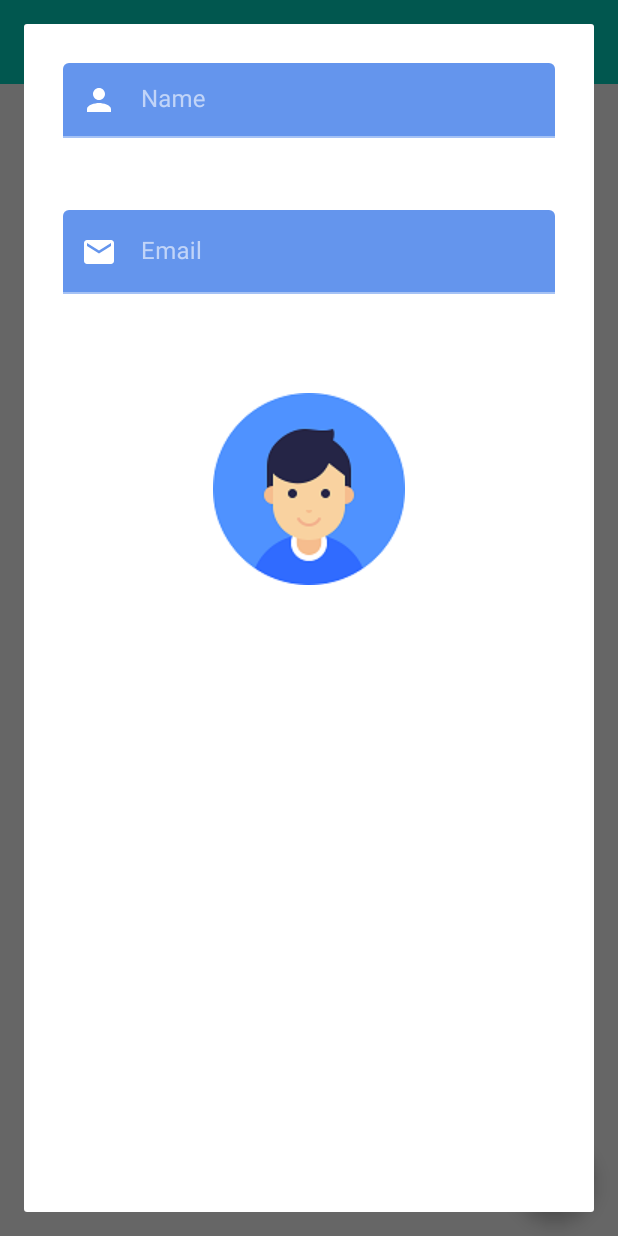
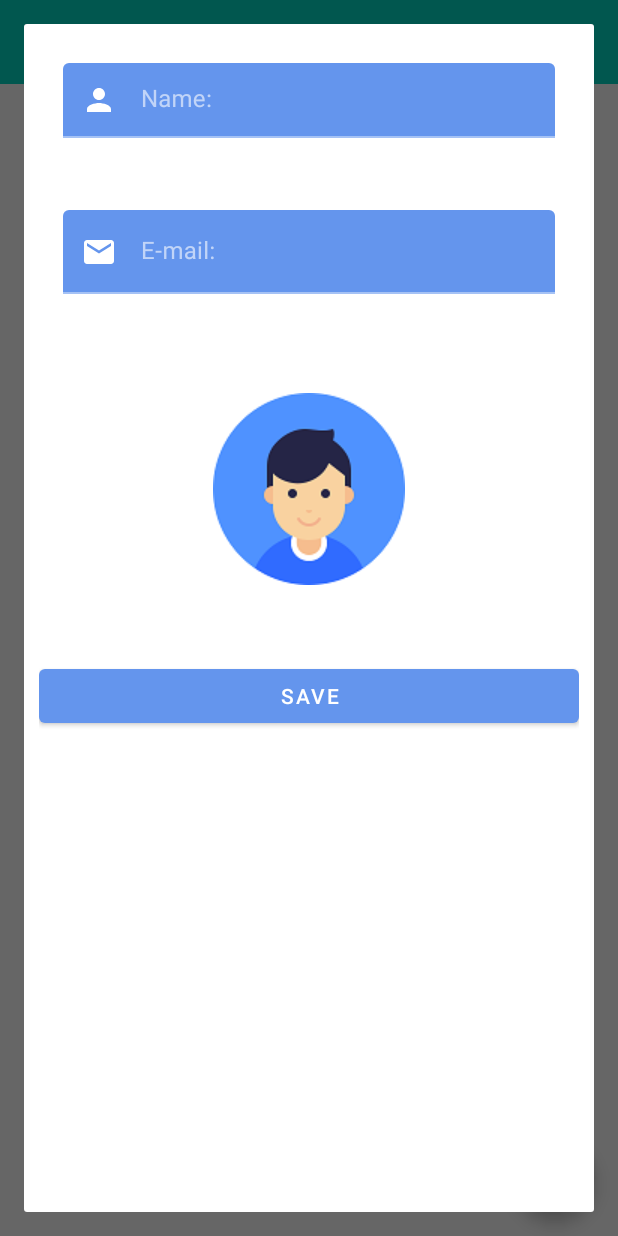
Before and after one commit to LucioDarcon/AndroidKTX-ROOM_DB-LIVE-DATA, an Android app: the screen it shows after launch (MainActivity), after a tap on an icon or button, on a phone screen of 412 x 824 dp. Run offline under Robolectric (Android 15) with nearby library versions, the phone set to English and light mode, and no system bars; our stand-ins replace Room's generated code, data binding; libraries missing offline, so code that uses them is left out: java.security.acl.

Commit message:
Create dialog and User repository
Signed-off-by: Lucio Darcon <luciiodarcon@gmail.com>

```diff
--- a/app/src/main/java/com/example/androidktx/data/model/User.kt
+++ b/app/src/main/java/com/example/androidktx/data/model/User.kt
@@ -1,4 +1,5 @@
 package com.example.androidktx.data.model
 
-data class User(val name: String? = null,
+data class User(val id: Long?      = null,
+                val name: String?  = null,
                 val email: String? = null)
--- a/app/src/main/java/com/example/androidktx/data/repository/UserRepositoryMock.kt
+++ /dev/null
@@ -1,23 +0,0 @@
-package com.example.androidktx.data.repository
-
-import com.example.androidktx.data.model.User
-import kotlinx.coroutines.Dispatchers
-import kotlinx.coroutines.delay
-import kotlinx.coroutines.flow.Flow
-import kotlinx.coroutines.flow.flow
-import kotlinx.coroutines.withContext
-
-class UserRepositoryMock {
-
-    private val listUser = listOf<User>(
-        User("Davi", "Davi@gmai.com"),
-        User("Lucas", "Lucas@gmai.com"),
-        User("Matos", "Matos@gmai.com"),
-        User("João", "João@gmai.com")
-    )
-
-    suspend fun getListUsers(): Flow<List<User>> = withContext(Dispatchers.IO) {
-        flow { this.emit(listUser) }
-    }
-
-}
--- a/app/src/main/java/com/example/androidktx/ui/activities/MainActivity.kt
+++ b/app/src/main/java/com/example/androidktx/ui/activities/MainActivity.kt
@@ -7,6 +7,7 @@ import androidx.appcompat.app.AppCompatActivity
 import com.example.androidktx.R
 import com.example.androidktx.ui.dialogs.UserDialog
 import com.example.androidktx.ui.fragments.MainFragment
+import com.example.core.provider.Providers.provideDataBase
 import kotlinx.android.synthetic.main.activity_main.*
 
 class MainActivity : AppCompatActivity() {
@@ -22,9 +23,16 @@ class MainActivity : AppCompatActivity() {
                 .commitNow()
         }
 
-        activity_main_float_action_button.setOnClickListener {
-            val mDialog = UserDialog(this)
-            mDialog.show()
+        provideDataBase(applicationContext)
+    }
+
+    override fun onBackPressed() {
+        val count = supportFragmentManager.backStackEntryCount;
+
+        if (count == 0) {
+            super.onBackPressed()
+        } else {
+            supportFragmentManager.popBackStack()
         }
     }
 
--- a/app/src/main/java/com/example/androidktx/ui/dialogs/UserDialog.kt
+++ b/app/src/main/java/com/example/androidktx/ui/dialogs/UserDialog.kt
@@ -5,13 +5,25 @@ import android.content.Context
 import android.os.Bundle
 import android.view.LayoutInflater
 import android.widget.FrameLayout
+import android.widget.Toast
 import androidx.databinding.DataBindingUtil
+import androidx.lifecycle.Observer
+import androidx.lifecycle.ViewModelProvider
+import androidx.lifecycle.lifecycleScope
 import com.example.androidktx.R
+import com.example.androidktx.data.model.User
 import com.example.androidktx.databinding.UserDialogBinding
+import com.example.androidktx.ui.fragments.MainFragment
+import com.example.androidktx.viewmodels.UserViewModel
+import com.example.core.datasource.UserLocalRepository
+import com.example.core.provider.Providers
+import kotlinx.coroutines.launch
 
-class UserDialog(context: Context) : Dialog(context) {
+class UserDialog(context: Context, view: UserDialogContract) : Dialog(context) {
 
     private lateinit var mDialog: UserDialogBinding
+    private var mUserViewModel: UserViewModel? = null
+    private var mView = view
 
     override fun onCreate(savedInstanceState: Bundle?) {
         super.onCreate(savedInstanceState)
@@ -23,7 +35,32 @@ class UserDialog(context: Context) : Dialog(context) {
             false
         )
         setContentView(mDialog.root)
-        this.window?.setLayout(FrameLayout.LayoutParams.MATCH_PARENT, FrameLayout.LayoutParams.MATCH_PARENT);
+        this.window?.setLayout(
+            FrameLayout.LayoutParams.MATCH_PARENT,
+            FrameLayout.LayoutParams.MATCH_PARENT
+        )
+
+        mDialog.userDialogSaveUserButton.setOnClickListener {
+            createUser(User(name = mDialog.userDialogNameEditText.text.toString(),
+                            email = mDialog.userDialogEmailEditText.text.toString()))
+            this.dismiss()
+        }
+    }
+
+    private fun createUser(user: User) {
+        mUserViewModel = ViewModelProvider(
+            mView.getOwner(), UserViewModel.UserViewModelFactory(UserLocalRepository(Providers.provideUserDao(context)))
+        ).get(UserViewModel::class.java)
+
+        mView.getLifecycleScoop().launch {
+            mUserViewModel?.createUser(user)
+
+            mUserViewModel?.usersLiveData?.observe(mView.getViewLifecycle(), Observer { user ->
+                mView.getSupportFragmentManager()?.beginTransaction()
+                    ?.replace(R.id.container, MainFragment.newInstance())
+                    ?.commitNow()
+            })
+        }
     }
 
 
--- /dev/null
+++ b/app/src/main/java/com/example/androidktx/ui/dialogs/UserDialogContract.kt
@@ -0,0 +1,21 @@
+package com.example.androidktx.ui.dialogs
+
+import androidx.annotation.AnyThread
+import androidx.fragment.app.FragmentManager
+import androidx.lifecycle.LifecycleCoroutineScope
+import androidx.lifecycle.LifecycleOwner
+import androidx.lifecycle.ViewModelStore
+import androidx.lifecycle.ViewModelStoreOwner
+import java.security.acl.Owner
+
+interface UserDialogContract {
+
+    fun getViewLifecycle() : LifecycleOwner
+
+    fun getOwner(): ViewModelStore
+
+    fun getLifecycleScoop() : LifecycleCoroutineScope
+
+    fun getSupportFragmentManager(): FragmentManager?
+
+}
--- a/app/src/main/java/com/example/androidktx/ui/fragments/MainFragment.kt
+++ b/app/src/main/java/com/example/androidktx/ui/fragments/MainFragment.kt
@@ -6,18 +6,21 @@ import android.view.View
 import android.view.ViewGroup
 import androidx.databinding.DataBindingUtil
 import androidx.fragment.app.Fragment
-import androidx.lifecycle.Observer
-import androidx.lifecycle.ViewModelProvider
-import androidx.lifecycle.lifecycleScope
+import androidx.fragment.app.FragmentManager
+import androidx.lifecycle.*
 import androidx.recyclerview.widget.LinearLayoutManager
 import com.example.androidktx.R
-import com.example.androidktx.data.repository.UserRepositoryMock
 import com.example.androidktx.databinding.MainFragmentBinding
 import com.example.androidktx.ui.adapters.UserAdapter
+import com.example.androidktx.ui.dialogs.UserDialog
+import com.example.androidktx.ui.dialogs.UserDialogContract
 import com.example.androidktx.viewmodels.UserViewModel
+import com.example.core.datasource.UserLocalRepository
+import com.example.core.provider.Providers
 import kotlinx.coroutines.launch
+import java.security.acl.Owner
 
-class MainFragment : Fragment() {
+class MainFragment : Fragment(), UserDialogContract {
 
     private var mUserAdapter                   = UserAdapter()
     private var mUserViewModel: UserViewModel? = null
@@ -44,6 +47,11 @@ class MainFragment : Fragment() {
 
         initAdapter()
 
+        mView?.activityMainFloatActionButton?.setOnClickListener {
+            val mDialog = context?.let { it1 -> UserDialog(it1, this) }
+            mDialog?.show()
+        }
+
         return mView?.root
     }
 
@@ -60,11 +68,11 @@ class MainFragment : Fragment() {
     private fun getData() {
         mUserViewModel = ViewModelProvider(
             this, UserViewModel
-                .UserViewModelFactory(UserRepositoryMock())
+                .UserViewModelFactory(UserLocalRepository(Providers.provideUserDao(context)))
         ).get(UserViewModel::class.java)
 
         lifecycleScope.launch {
-            mUserViewModel?.getMockUsers()
+            mUserViewModel?.getUsers()
 
             mUserViewModel?.usersLiveData?.observe(viewLifecycleOwner, Observer { users ->
                 mUserAdapter.submitList(users)
@@ -72,4 +80,22 @@ class MainFragment : Fragment() {
         }
     }
 
+
+    override fun getSupportFragmentManager(): FragmentManager? {
+        return activity?.supportFragmentManager
+    }
+
+    override fun getLifecycleScoop(): LifecycleCoroutineScope {
+        return lifecycleScope
+    }
+
+    override fun getOwner(): ViewModelStore {
+        return viewModelStore
+    }
+
+    override fun getViewLifecycle(): LifecycleOwner {
+        return viewLifecycleOwner
+    }
+
+
 }
--- a/app/src/main/java/com/example/androidktx/viewmodels/UserViewModel.kt
+++ b/app/src/main/java/com/example/androidktx/viewmodels/UserViewModel.kt
@@ -3,25 +3,38 @@ package com.example.androidktx.viewmodels
 import androidx.lifecycle.MutableLiveData
 import androidx.lifecycle.ViewModel
 import androidx.lifecycle.ViewModelProvider
+import com.example.androidktx.converter.UserConverter
+import com.example.androidktx.converter.UserConverter.converterUserEntityToDomain
+import com.example.androidktx.converter.UserConverter.converterUserToEntity
 import com.example.androidktx.data.model.User
-import com.example.androidktx.data.repository.UserRepositoryMock
-import kotlinx.coroutines.flow.Flow
+import com.example.core.datasource.UserLocalRepository
 import kotlinx.coroutines.flow.collect
 
-class UserViewModel(private val userRepositoryMock: UserRepositoryMock) : ViewModel() {
+class UserViewModel(private val userLocalRepository: UserLocalRepository) : ViewModel() {
 
     var usersLiveData = MutableLiveData<List<User>>()
+    var userCreated   = MutableLiveData<User>()
 
-    suspend fun getMockUsers() {
-        userRepositoryMock.getListUsers().collect { listUsers ->
-            usersLiveData.value = listUsers
+    suspend fun getUsers() {
+        userLocalRepository.getUsers().collect { listUsers ->
+            val users: ArrayList<User> = arrayListOf()
+            listUsers?.forEach { userEntity ->
+                users.add(UserConverter.converterUserEntityToDomain(userEntity))
+            }
+            usersLiveData.value = users
         }
     }
 
-    class UserViewModelFactory(private val userRepositoryMock: UserRepositoryMock) : ViewModelProvider.Factory {
+    suspend fun createUser(user: User) {
+        userLocalRepository.createUser(converterUserToEntity(user)).collect { userEntity ->
+            userCreated.value = user
+        }
+    }
+
+    class UserViewModelFactory(private val userLocalRepository: UserLocalRepository) : ViewModelProvider.Factory {
 
         override fun <T : ViewModel?> create(modelClass: Class<T>): T {
-            return UserViewModel(userRepositoryMock) as T
+            return UserViewModel(userLocalRepository) as T
         }
 
     }
--- a/app/src/main/res/layout/activity_main.xml
+++ b/app/src/main/res/layout/activity_main.xml
@@ -24,15 +24,7 @@
             android:layout_width="match_parent"
             android:layout_height="match_parent" />
 
-        <com.google.android.material.floatingactionbutton.FloatingActionButton
-            android:id="@+id/activity_main_float_action_button"
-            style="@style/Widget.MaterialComponents.FloatingActionButton"
-            android:layout_width="wrap_content"
-            android:layout_height="wrap_content"
-            android:layout_margin="16dp"
-            android:src="@drawable/ic_baseline_add_24"
-            app:layout_constraintBottom_toBottomOf="parent"
-            app:layout_constraintEnd_toEndOf="parent" />
+
 
     </androidx.constraintlayout.widget.ConstraintLayout>
 
--- a/app/src/main/res/layout/main_fragment.xml
+++ b/app/src/main/res/layout/main_fragment.xml
@@ -18,6 +18,16 @@
             app:layout_constraintStart_toStartOf="parent"
             app:layout_constraintTop_toTopOf="parent" />
 
+        <com.google.android.material.floatingactionbutton.FloatingActionButton
+            android:id="@+id/activity_main_float_action_button"
+            style="@style/Widget.MaterialComponents.FloatingActionButton"
+            android:layout_width="wrap_content"
+            android:layout_height="wrap_content"
+            android:layout_margin="16dp"
+            android:src="@drawable/ic_baseline_add_24"
+            app:layout_constraintBottom_toBottomOf="parent"
+            app:layout_constraintEnd_toEndOf="parent" />
+
     </androidx.constraintlayout.widget.ConstraintLayout>
 
 </layout>
--- a/app/src/main/res/layout/user_dialog.xml
+++ b/app/src/main/res/layout/user_dialog.xml
@@ -4,26 +4,26 @@
 
     <LinearLayout
         android:layout_width="match_parent"
-        android:layout_height="wrap_content"
+        android:layout_height="match_parent"
         android:layout_margin="16dp"
-        android:padding="10dp"
+        android:background="@color/white"
         android:focusableInTouchMode="true"
-        android:background="@color/white"
-        android:orientation="vertical">
+        android:orientation="vertical"
+        android:padding="10dp">
 
         <com.google.android.material.textfield.TextInputLayout
             android:layout_width="match_parent"
             android:layout_height="50dp"
-            android:hint="Name"
-            app:startIconTint="@color/white"
+            android:layout_margin="16dp"
+            android:hint="@string/name"
             app:boxBackgroundColor="@color/CornflowerBlue"
             app:endIconMode="clear_text"
             app:startIconContentDescription="You name"
             app:startIconDrawable="@drawable/ic_baseline_person_24"
-            android:layout_margin="16dp">
+            app:startIconTint="@color/white">
 
             <com.google.android.material.textfield.TextInputEditText
-                android:id="@+id/user_dialog_name"
+                android:id="@+id/user_dialog_name_edit_text"
                 android:layout_width="match_parent"
                 android:layout_height="wrap_content" />
 
@@ -32,18 +32,19 @@
         <com.google.android.material.textfield.TextInputLayout
             android:layout_width="match_parent"
             android:layout_height="wrap_content"
+            android:layout_margin="16dp"
+            android:hint="@string/e_mail"
+            app:boxBackgroundColor="@color/CornflowerBlue"
+            app:endIconMode="clear_text"
             app:startIconContentDescription="You email"
-            android:hint="Email"
-            app:boxBackgroundColor="@color/CornflowerBlue"
-            app:startIconTint="@color/white"
-            app:endIconMode="clear_text"
             app:startIconDrawable="@drawable/ic_baseline_email_24"
-            android:layout_margin="16dp">
+            app:startIconTint="@color/white">
 
             <com.google.android.material.textfield.TextInputEditText
-                android:id="@+id/user_dialog_email"
+                android:id="@+id/user_dialog_email_edit_text"
                 android:layout_width="match_parent"
                 android:layout_height="wrap_content"
+                android:imeOptions="actionSend"
                 android:layout_marginTop="16dp" />
 
         </com.google.android.material.textfield.TextInputLayout>
@@ -53,7 +54,16 @@
             android:layout_height="wrap_content"
             android:layout_gravity="center"
             android:layout_marginTop="50dp"
-            android:src="@drawable/user"/>
+            android:src="@drawable/user" />
+
+        <com.google.android.material.button.MaterialButton
+            android:id="@+id/user_dialog_save_user_button"
+            android:layout_width="match_parent"
+            android:layout_height="wrap_content"
+            app:backgroundTint="@color/CornflowerBlue"
+            android:layout_marginTop="50dp"
+            android:text="@string/save"
+            android:textColor="@color/white" />
 
     </LinearLayout>
 
--- a/app/src/main/res/values/strings.xml
+++ b/app/src/main/res/values/strings.xml
@@ -3,4 +3,5 @@
     <string name="add">Add</string>
     <string name="name">Name:</string>
     <string name="e_mail">E-mail:</string>
+    <string name="save">Save</string>
 </resources>
--- a/core/build.gradle
+++ b/core/build.gradle
@@ -48,6 +48,9 @@ dependencies {
     androidTestImplementation 'androidx.test.espresso:espresso-core:3.3.0'
     annotationProcessor 'androidx.room:room-compiler:2.2.6'
 
+    implementation "androidx.room:room-ktx:$room_version"
+    kapt "androidx.room:room-compiler:$room_version"
+
     implementation "androidx.room:room-runtime:$room_version"
     implementation "androidx.lifecycle:lifecycle-viewmodel-ktx:$lifecycle_version"
 }
--- a/core/src/main/java/com/example/core/database/Database.kt
+++ b/core/src/main/java/com/example/core/database/KTMDatabase.kt
@@ -1,33 +1,37 @@
 package com.example.core.database
 
 import android.content.Context
+import androidx.room.Database
 import androidx.room.Room
 import androidx.room.RoomDatabase
-import com.example.core.database.Database.Companion.VERSION
+import com.example.core.dao.UserDao
+import com.example.core.database.KTMDatabase.Companion.VERSION
 import com.example.core.entities.UserEntity
 
-@androidx.room.Database(
+@Database(
     version      = VERSION,
     entities     = [UserEntity::class],
     exportSchema = false
 )
-abstract class Database : RoomDatabase() {
+abstract class KTMDatabase : RoomDatabase() {
+
+    abstract fun userDao(): UserDao
 
     companion object {
 
         const val VERSION = 1
 
         @Volatile
-        private var INSTANCE: Database? = null
+        private var INSTANCE: KTMDatabase? = null
 
         @JvmStatic
-        fun getInstance(applicationContext: Context): Database {
+        fun getInstance(applicationContext: Context): KTMDatabase {
             synchronized(this) {
                 return INSTANCE ?: Room
                     .databaseBuilder(
                         applicationContext,
-                        Database::class.java,
-                        "androidktp"
+                        KTMDatabase::class.java,
+                        "newsdadw"
                     ).fallbackToDestructiveMigration().build()
                     .also { INSTANCE = it }
             }
--- /dev/null
+++ b/core/src/main/java/com/example/core/datasource/UserLocalRepository.kt
@@ -0,0 +1,15 @@
+package com.example.core.datasource
+
+import com.example.core.dao.UserDao
+import com.example.core.entities.UserEntity
+import kotlinx.coroutines.flow.Flow
+import kotlinx.coroutines.flow.flow
+
+class UserLocalRepository(private val userDao: UserDao?) : UserLocalRepositoryContract {
+
+    override suspend fun getUsers() = flow { this.emit(userDao?.getUsers()) }
+
+    override suspend fun createUser(userEntity: UserEntity) = flow { this.emit(userDao?.insert(userEntity)) }
+
+
+}
--- /dev/null
+++ b/core/src/main/java/com/example/core/datasource/UserLocalRepositoryContract.kt
@@ -0,0 +1,12 @@
+package com.example.core.datasource
+
+import com.example.core.entities.UserEntity
+import kotlinx.coroutines.flow.Flow
+
+interface UserLocalRepositoryContract {
+
+    suspend fun getUsers(): Flow<List<UserEntity>?>
+
+    suspend fun createUser(userEntity: UserEntity): Flow<Long?>
+
+}
--- /dev/null
+++ b/core/src/main/java/com/example/core/provider/Providers.kt
@@ -0,0 +1,19 @@
+package com.example.core.provider
+
+import android.content.Context
+import com.example.core.dao.UserDao
+import com.example.core.database.KTMDatabase
+
+object Providers {
+
+    fun provideDataBase(applicationContext: Context?): KTMDatabase? {
+        return applicationContext?.let { KTMDatabase.getInstance(applicationContext) }
+    }
+
+    fun provideUserDao(applicationContext: Context?): UserDao? {
+        return applicationContext?.let { KTMDatabase.getInstance(it).userDao() }
+    }
+
+
+
+}
```
Also changed, not shown: app/build.gradle (+14 -2 lines), app/src/main/java/com/example/androidktx/converter/UserConverter.kt (added, +16 -0 lines), core/src/main/java/com/example/core/datasource/UserLocalDataSourceContract.kt (deleted, +0 -10 lines), core/src/main/java/com/example/core/datasource/UserLocalDataSourceImp.kt (deleted, +0 -10 lines).
